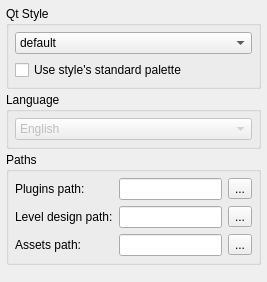
Before: the Qt Designer form code/nel/tools/3d/object_viewer_qt/src/plugins/core/general_settings_page.ui in ryzom/ryzomcore, drawn with Qt 5.
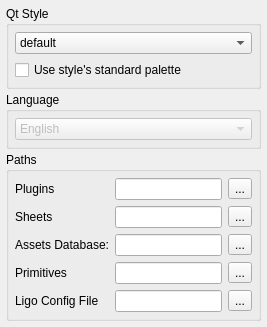
After: the same form once the commit is applied.

Commit message:
Changed: Added the primitive file path and ligo config file to the "data section" - automatically applied these paths to addSearchPath.
branch : branch-mission-compiler-qt

```diff
--- a/code/nel/tools/3d/object_viewer_qt/src/plugins/core/general_settings_page.ui
+++ b/code/nel/tools/3d/object_viewer_qt/src/plugins/core/general_settings_page.ui
@@ -105,7 +105,7 @@
       <item row="0" column="0">
        <widget class="QLabel" name="pluginsPathLabel">
         <property name="text">
-         <string>Plugins path:</string>
+         <string>Plugins</string>
         </property>
        </widget>
       </item>
@@ -129,7 +129,7 @@
       <item row="1" column="0">
        <widget class="QLabel" name="leveldesignPathLabel">
         <property name="text">
-         <string>Level design path:</string>
+         <string>Sheets</string>
         </property>
        </widget>
       </item>
@@ -153,7 +153,7 @@
       <item row="2" column="0">
        <widget class="QLabel" name="assetsPathLabel">
         <property name="text">
-         <string>Assets path:</string>
+         <string>Assets Database:</string>
         </property>
        </widget>
       </item>
@@ -174,6 +174,40 @@
         </property>
        </widget>
       </item>
+      <item row="3" column="0">
+       <widget class="QLabel" name="primitivesPathLabel">
+        <property name="text">
+         <string>Primitives</string>
+        </property>
+       </widget>
+      </item>
+      <item row="3" column="1">
+       <widget class="QLineEdit" name="primitivesPathLineEdit"/>
+      </item>
+      <item row="3" column="2">
+       <widget class="QToolButton" name="primitivesPathButton">
+        <property name="text">
+         <string>...</string>
+        </property>
+       </widget>
+      </item>
+      <item row="4" column="1">
+       <widget class="QLineEdit" name="ligoConfigFileLineEdit"/>
+      </item>
+      <item row="4" column="0">
+       <widget class="QLabel" name="ligoConfigFileLabel">
+        <property name="text">
+         <string>Ligo Config File</string>
+        </property>
+       </widget>
+      </item>
+      <item row="4" column="2">
+       <widget class="QToolButton" name="ligoConfigFileButton">
+        <property name="text">
+         <string>...</string>
+        </property>
+       </widget>
+      </item>
      </layout>
     </widget>
    </item>
```
The commit also changes 3 other files.
